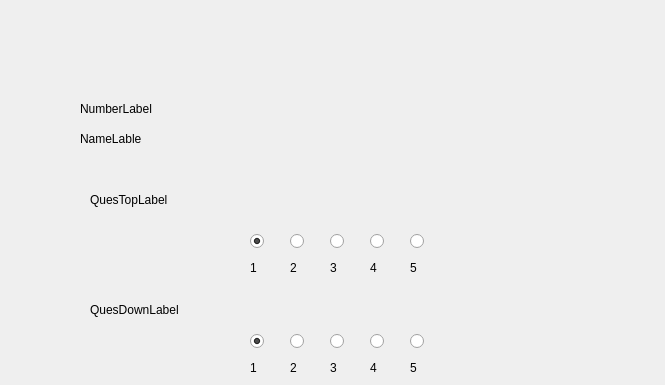
Above: qualificationinit.ui from abhinavthukral28/stuPID before the change; both pictures show x 0 to 665 and y 0 to 385 of the 665 by 569 pixel window. Below: the same form after it.
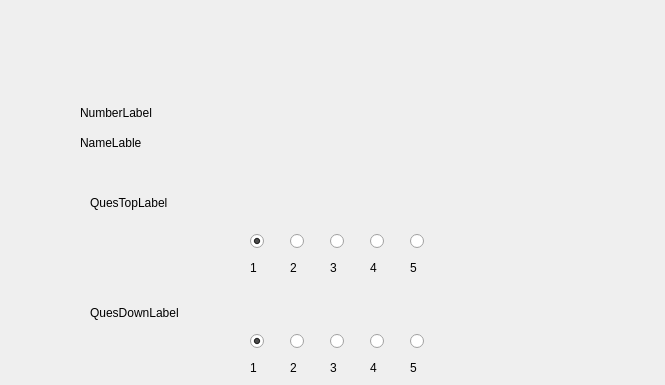
That is the form after the change.

The edit to the form file:
```diff
--- a/qualificationinit.ui
+++ b/qualificationinit.ui
@@ -32,7 +32,7 @@
      <x>90</x>
      <y>300</y>
      <width>521</width>
-     <height>20</height>
+     <height>25</height>
     </rect>
    </property>
    <property name="text">
@@ -45,7 +45,7 @@
      <x>90</x>
      <y>190</y>
      <width>511</width>
-     <height>20</height>
+     <height>25</height>
     </rect>
    </property>
    <property name="text">
@@ -58,7 +58,7 @@
      <x>80</x>
      <y>130</y>
      <width>271</width>
-     <height>17</height>
+     <height>25</height>
     </rect>
    </property>
    <property name="text">
@@ -71,7 +71,7 @@
      <x>80</x>
      <y>100</y>
      <width>101</width>
-     <height>17</height>
+     <height>25</height>
     </rect>
    </property>
    <property name="text">
```
